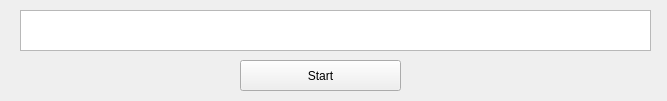
The window that score.ui (sunilkumarc/desktop-commentary) describes before a commit, drawn with Qt 5.
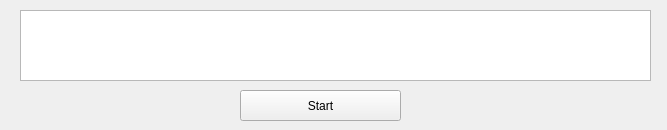
The same window after the commit.

```diff
--- a/score.ui
+++ b/score.ui
@@ -7,7 +7,7 @@
     <x>0</x>
     <y>0</y>
     <width>667</width>
-    <height>101</height>
+    <height>130</height>
    </rect>
   </property>
   <property name="mouseTracking">
@@ -26,7 +26,7 @@
    <property name="geometry">
     <rect>
      <x>240</x>
-     <y>60</y>
+     <y>90</y>
      <width>161</width>
      <height>31</height>
     </rect>
@@ -41,7 +41,7 @@
      <x>20</x>
      <y>10</y>
      <width>631</width>
-     <height>41</height>
+     <height>71</height>
     </rect>
    </property>
   </widget>
```
